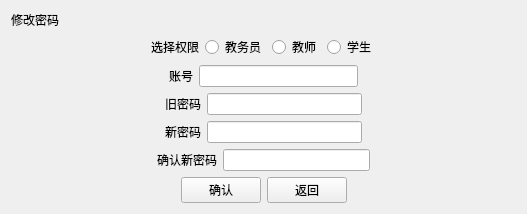
The window that updatepwd.ui (Database-Course-Developers/Educational_Administration_System) describes before a commit, drawn with Qt 5.
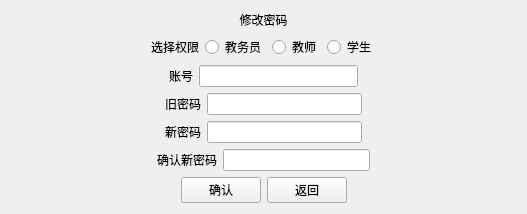
The same window after the commit.

Diff of the .ui file:
```diff
--- a/updatepwd.ui
+++ b/updatepwd.ui
@@ -21,6 +21,9 @@
        <property name="text">
         <string>修改密码</string>
        </property>
+       <property name="alignment">
+        <set>Qt::AlignCenter</set>
+       </property>
       </widget>
      </item>
      <item>
```
